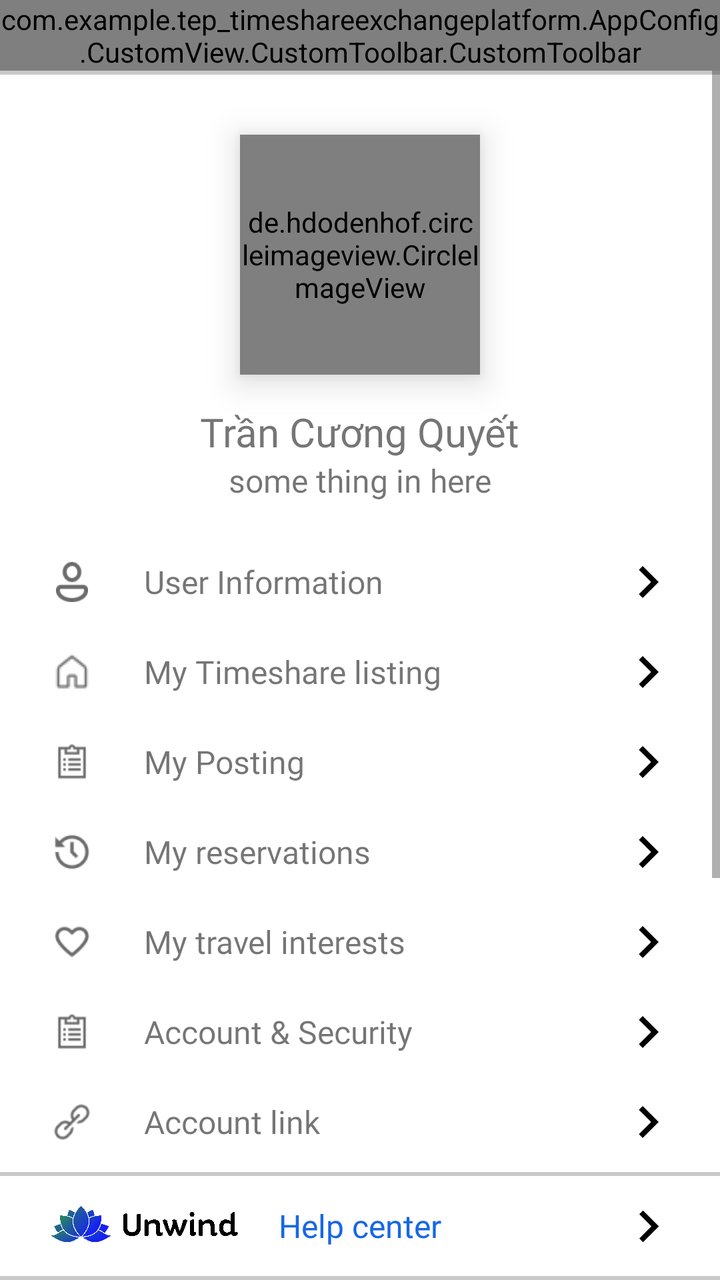
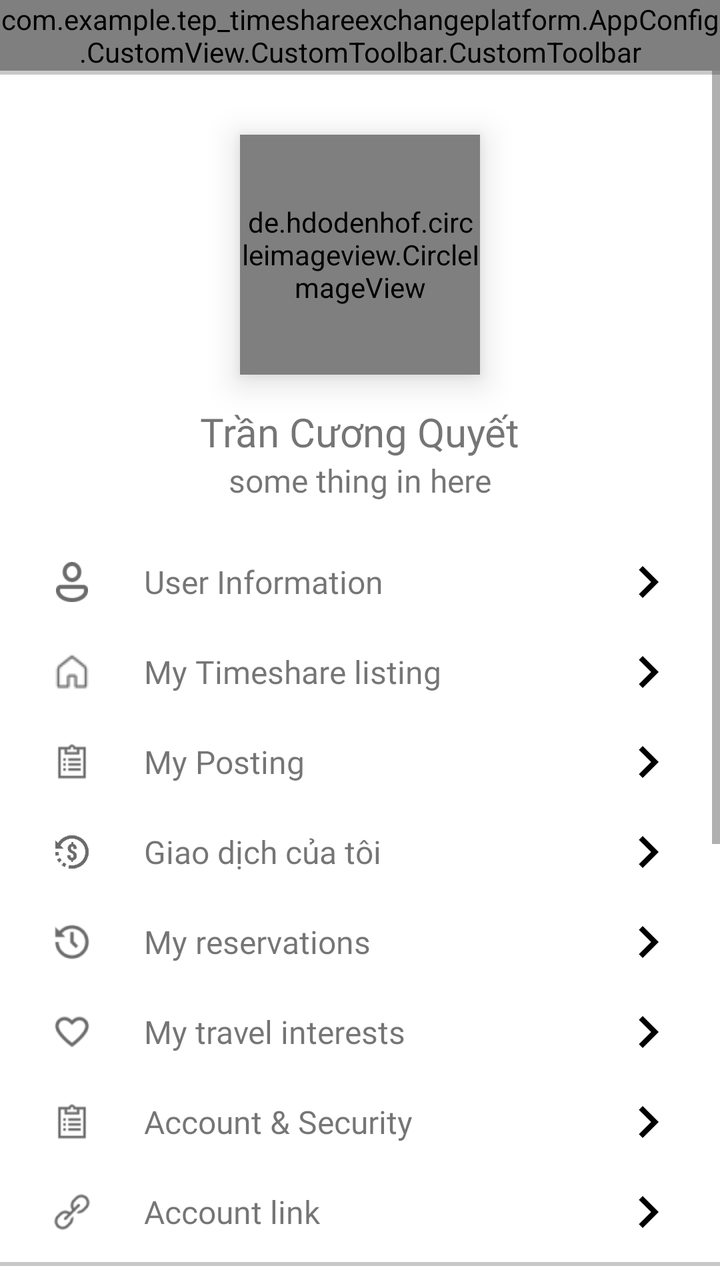

Compare the two renders of this Android layout. The source of the first and the diff that turns it into the second are given below.
<!-- AndroidManifest.xml: application theme Base.Theme.TEPTimeshareExchangePlatform -->
<!-- res/layout/fragment_account.xml -->
<?xml version="1.0" encoding="utf-8"?>
<androidx.constraintlayout.widget.ConstraintLayout
    xmlns:android="http://schemas.android.com/apk/res/android"
    xmlns:app="http://schemas.android.com/apk/res-auto"
    xmlns:tools="http://schemas.android.com/tools"
    android:layout_width="match_parent"
    android:layout_height="match_parent"
    android:gravity="center"
    android:orientation="vertical"
    tools:context=".UI.Activity.MainActivity.Fragment.AccountFragment.AccountFragment">

    
    <com.example.tep_timeshareexchangeplatform.AppConfig.CustomView.CustomToolbar.CustomToolbar
        android:id="@+id/toolblarCustome"
        android:layout_width="match_parent"
        android:layout_height="wrap_content"
        android:background="@color/white"
        android:title="@string/profile_title"
        app:layout_constraintEnd_toEndOf="parent"
        app:layout_constraintHorizontal_bias="0.0"
        app:layout_constraintStart_toStartOf="parent"
        app:layout_constraintTop_toTopOf="parent"
        app:showEndIcon="false"
        app:showShadow="false"
        app:showStartIcon="false"
        app:showStartText="false" />

    <ScrollView
        android:layout_width="match_parent"
        android:layout_height="wrap_content"
        android:fillViewport="true"
        app:layout_constraintEnd_toEndOf="parent"
        app:layout_constraintStart_toStartOf="parent"
        app:layout_constraintTop_toBottomOf="@+id/toolblarCustome">

        <LinearLayout
            android:layout_width="match_parent"
            android:layout_height="wrap_content"
            android:gravity="center"
            android:background="@color/primary_background"
            android:orientation="vertical">

            

            
            <LinearLayout
                android:layout_width="match_parent"
                android:layout_height="wrap_content"
                android:layout_marginTop="2dp"
                android:background="@color/white"
                android:gravity="center"
                android:orientation="vertical">
                
                <de.hdodenhof.circleimageview.CircleImageView
                    android:id="@+id/iv_user_avt"
                    android:layout_width="120dp"
                    android:layout_height="120dp"
                    android:layout_marginTop="30dp"
                    android:src="@drawable/ic_user_default_avt"
                    android:translationZ="10dp"
                    app:layout_constraintBottom_toBottomOf="parent"
                    app:layout_constraintEnd_toEndOf="parent"
                    app:layout_constraintStart_toStartOf="parent"
                    app:layout_constraintTop_toTopOf="parent"
                    app:layout_constraintVertical_bias="0.151"
                    app:shapeAppearance="@style/ShapeAppearance.Material3.Corner.Full" />

                
                <TextView
                    android:id="@+id/tv_user_name"
                    android:layout_width="wrap_content"
                    android:layout_height="wrap_content"
                    android:layout_marginTop="15dp"
                    android:fontFamily="@font/inter_extrabold"
                    android:text="Trần Cương Quyết"
                    android:textSize="20dp" />

                <TextView
                    android:id="@+id/tv_user_email"
                    android:layout_width="wrap_content"
                    android:layout_height="wrap_content"
                    android:fontFamily="@font/inter_light"
                    android:text="some thing in here"
                    android:textSize="16dp" />

                
                <LinearLayout
                    android:layout_width="match_parent"
                    android:layout_height="wrap_content"
                    android:layout_marginTop="20dp"
                    android:orientation="vertical"
                    android:paddingStart="20dp"
                    android:paddingEnd="20dp">

                    
                    <LinearLayout
                        android:layout_width="match_parent"
                        android:layout_height="40dp"
                        android:layout_marginBottom="5dp"
                        android:orientation="horizontal"
                        android:weightSum="10">

                        <ImageView
                            android:layout_width="0dp"
                            android:layout_height="20dp"
                            android:layout_gravity="left|center"
                            android:layout_weight="1"
                            android:src="@drawable/ic_profile_person" />

                        <TextView
                            android:layout_width="0dp"
                            android:layout_height="wrap_content"
                            android:layout_gravity="left|center"
                            android:layout_weight="8"
                            android:fontFamily="@font/inter_semibold"
                            android:paddingStart="20dp"
                            android:text="@string/my_profile"
                            android:textSize="16dp" />

                        <ImageView
                            android:layout_width="0dp"
                            android:layout_height="match_parent"
                            android:layout_gravity="left|center"
                            android:layout_weight="1"
                            android:src="@drawable/baseline_navigate_next_24_black" />


                    </LinearLayout>

                    
                    <LinearLayout
                        android:layout_width="match_parent"
                        android:layout_height="40dp"
                        android:orientation="horizontal"
                        android:layout_marginBottom="5dp"
                        android:weightSum="10">

                        <ImageView
                            android:layout_width="0dp"
                            android:layout_height="20dp"
                            android:layout_gravity="left|center"
                            android:layout_weight="1"
                            android:src="@drawable/ic_profile_home" />

                        <TextView
                            android:layout_width="0dp"
                            android:layout_height="wrap_content"
                            android:layout_gravity="left|center"
                            android:layout_weight="8"
                            android:fontFamily="@font/inter_semibold"
                            android:paddingStart="20dp"
                            android:text="@string/my_timeshare"
                            android:textSize="16dp" />

                        <ImageView
                            android:layout_width="0dp"
                            android:layout_height="match_parent"
                            android:layout_gravity="left|center"
                            android:layout_weight="1"
                            android:src="@drawable/baseline_navigate_next_24_black" />

                    </LinearLayout>

                    
                    <LinearLayout
                        android:id="@+id/ll_my_posting"
                        android:layout_width="match_parent"
                        android:layout_height="40dp"
                        android:layout_marginBottom="5dp"
                        android:orientation="horizontal"
                        android:weightSum="10">

                        <ImageView
                            android:layout_width="0dp"
                            android:layout_height="20dp"
                            android:layout_gravity="left|center"
                            android:layout_weight="1"
                            android:src="@drawable/ic_profile_my_posting" />

                        <TextView
                            android:layout_width="0dp"
                            android:layout_height="wrap_content"
                            android:layout_gravity="left|center"
                            android:layout_weight="8"
                            android:fontFamily="@font/inter_semibold"
                            android:paddingStart="20dp"
                            android:text="@string/my_posting"
                            android:textSize="16dp" />

                        <ImageView
                            android:layout_width="0dp"
                            android:layout_height="match_parent"
                            android:layout_gravity="left|center"
                            android:layout_weight="1"
                            android:src="@drawable/baseline_navigate_next_24_black" />


                    </LinearLayout>

                    
                    <LinearLayout
                        android:id="@+id/ll_my_order"
                        android:layout_width="match_parent"
                        android:layout_height="40dp"
                        android:layout_marginBottom="5dp"
                        android:orientation="horizontal"
                        android:weightSum="10">

                        <ImageView
                            android:layout_width="0dp"
                            android:layout_height="20dp"
                            android:layout_gravity="left|center"
                            android:layout_weight="1"
                            android:src="@drawable/ic_profile_my_order" />

                        <TextView
                            android:layout_width="0dp"
                            android:layout_height="wrap_content"
                            android:layout_gravity="left|center"
                            android:layout_weight="8"
                            android:fontFamily="@font/inter_semibold"
                            android:paddingStart="20dp"
                            android:text="@string/my_order"
                            android:textSize="16dp" />

                        <ImageView
                            android:layout_width="0dp"
                            android:layout_height="match_parent"
                            android:layout_gravity="left|center"
                            android:layout_weight="1"
                            android:src="@drawable/baseline_navigate_next_24_black" />


                    </LinearLayout>

                    
                    <LinearLayout
                        android:layout_width="match_parent"
                        android:layout_height="40dp"
                        android:layout_marginBottom="5dp"
                        android:orientation="horizontal"
                        android:weightSum="10">

                        <ImageView
                            android:layout_width="0dp"
                            android:layout_height="20dp"
                            android:layout_gravity="left|center"
                            android:layout_weight="1"
                            android:src="@drawable/ic_my_favourite" />

                        <TextView
                            android:layout_width="0dp"
                            android:layout_height="wrap_content"
                            android:layout_gravity="left|center"
                            android:layout_weight="8"
                            android:fontFamily="@font/inter_semibold"
                            android:paddingStart="20dp"
                            android:text="@string/my_favorite"
                            android:textSize="16dp" />

                        <ImageView
                            android:layout_width="0dp"
                            android:layout_height="match_parent"
                            android:layout_gravity="left|center"
                            android:layout_weight="1"
                            android:src="@drawable/baseline_navigate_next_24_black" />


                    </LinearLayout>

                    
                    <LinearLayout
                        android:layout_width="match_parent"
                        android:layout_height="40dp"
                        android:layout_marginBottom="5dp"
                        android:orientation="horizontal"
                        android:weightSum="10">

                        <ImageView
                            android:layout_width="0dp"
                            android:layout_height="20dp"
                            android:layout_gravity="left|center"
                            android:layout_weight="1"
                            android:src="@drawable/ic_profile_my_posting" />

                        <TextView
                            android:layout_width="0dp"
                            android:layout_height="wrap_content"
                            android:layout_gravity="left|center"
                            android:layout_weight="8"
                            android:fontFamily="@font/inter_semibold"
                            android:paddingStart="20dp"
                            android:text="@string/my_account_security"
                            android:textSize="16dp" />

                        <ImageView
                            android:layout_width="0dp"
                            android:layout_height="match_parent"
                            android:layout_gravity="left|center"
                            android:layout_weight="1"
                            android:src="@drawable/baseline_navigate_next_24_black" />


                    </LinearLayout>

                    
                    <LinearLayout
                        android:layout_width="match_parent"
                        android:layout_height="40dp"
                        android:layout_marginBottom="5dp"
                        android:orientation="horizontal"
                        android:weightSum="10">

                        <ImageView
                            android:layout_width="0dp"
                            android:layout_height="20dp"
                            android:layout_gravity="left|center"
                            android:layout_weight="1"
                            android:src="@drawable/ic_profile_link_account" />

                        <TextView
                            android:layout_width="0dp"
                            android:layout_height="wrap_content"
                            android:layout_gravity="left|center"
                            android:layout_weight="8"
                            android:fontFamily="@font/inter_semibold"
                            android:paddingStart="20dp"
                            android:text="@string/my_account_link"
                            android:textSize="16dp" />

                        <ImageView
                            android:layout_width="0dp"
                            android:layout_height="match_parent"
                            android:layout_gravity="left|center"
                            android:layout_weight="1"
                            android:src="@drawable/baseline_navigate_next_24_black" />


                    </LinearLayout>


                </LinearLayout>
            </LinearLayout>

            <LinearLayout
                android:id="@+id/ll_help_center"
                android:layout_width="match_parent"
                android:layout_height="50dp"
                android:background="@color/white"
                android:paddingStart="20dp"
                android:paddingEnd="20dp"
                android:gravity="center"
                android:layout_marginTop="2dp">


                
                <LinearLayout
                    android:layout_width="match_parent"
                    android:layout_height="match_parent"
                    android:orientation="horizontal"
                    android:weightSum="10">

                    <ImageView
                        android:layout_width="0dp"
                        android:layout_height="50dp"
                        android:layout_weight="3"
                        android:layout_marginStart="5dp"
                        android:layout_gravity="left|center"
                        android:src="@drawable/logo_unwind_horizontal"/>

                    <TextView
                        android:layout_width="0dp"
                        android:layout_height="wrap_content"
                        android:paddingStart="20dp"
                        android:layout_gravity="left|center"
                        android:text="@string/help_center"
                        android:layout_weight="6"
                        android:textColor="@color/blue_btn_search"
                        android:fontFamily="@font/inter_extrabold"
                        android:textSize="16dp"
                        />

                    <ImageView
                        android:layout_width="0dp"
                        android:layout_height="match_parent"
                        android:layout_weight="1"
                        android:layout_gravity="left|center"
                        android:src="@drawable/baseline_navigate_next_24_black"/>




                </LinearLayout>

            </LinearLayout>

            
            <LinearLayout
                android:layout_marginTop="2dp"
                android:background="@color/white"
                android:layout_width="match_parent"
                android:paddingStart="20dp"
                android:paddingEnd="20dp"
                android:paddingTop="10dp"
                android:orientation="vertical"
                android:layout_height="wrap_content">

                
                <LinearLayout
                    android:layout_width="match_parent"
                    android:layout_height="40dp"
                    android:layout_marginBottom="5dp"
                    android:orientation="horizontal"
                    android:weightSum="10">

                    <ImageView
                        android:layout_width="0dp"
                        android:layout_height="20dp"
                        android:layout_weight="1"
                        android:layout_gravity="left|center"
                        android:src="@drawable/ic_info"/>

                    <TextView
                        android:layout_width="0dp"
                        android:layout_height="wrap_content"
                        android:layout_weight="8"
                        android:paddingStart="20dp"
                        android:layout_gravity="left|center"
                        android:text="@string/version"
                        android:fontFamily="@font/inter_semibold"
                        android:textSize="16dp"
                        />

                    <ImageView
                        android:layout_width="0dp"
                        android:layout_height="match_parent"
                        android:layout_weight="1"
                        android:layout_gravity="left|center"
                        android:src="@drawable/baseline_navigate_next_24_black"/>




                </LinearLayout>

                
                <LinearLayout
                    android:layout_width="match_parent"
                    android:layout_height="40dp"
                    android:layout_marginBottom="5dp"
                    android:orientation="horizontal"
                    android:weightSum="10">

                    <ImageView
                        android:layout_width="0dp"
                        android:layout_height="20dp"
                        android:layout_weight="1"
                        android:layout_gravity="left|center"
                        android:src="@drawable/ic_info"/>

                    <TextView
                        android:layout_width="0dp"
                        android:layout_height="wrap_content"
                        android:layout_weight="8"
                        android:paddingStart="20dp"
                        android:layout_gravity="left|center"
                        android:text="@string/term_policy"
                        android:fontFamily="@font/inter_semibold"
                        android:textSize="16dp"
                        />

                    <ImageView
                        android:layout_width="0dp"
                        android:layout_height="match_parent"
                        android:layout_weight="1"
                        android:layout_gravity="left|center"
                        android:src="@drawable/baseline_navigate_next_24_black"/>




                </LinearLayout>

                
                <LinearLayout
                    android:layout_width="match_parent"
                    android:layout_height="40dp"
                    android:layout_marginBottom="5dp"
                    android:orientation="horizontal"
                    android:weightSum="10">

                    <ImageView
                        android:layout_width="0dp"
                        android:layout_height="20dp"
                        android:layout_weight="1"
                        android:layout_gravity="left|center"
                        android:src="@drawable/ic_privacy_polices"/>

                    <TextView
                        android:layout_width="0dp"
                        android:layout_height="wrap_content"
                        android:layout_weight="8"
                        android:paddingStart="20dp"
                        android:layout_gravity="left|center"
                        android:text="@string/privacy_policy"
                        android:fontFamily="@font/inter_semibold"
                        android:textSize="16dp"
                        />
                    <ImageView
                        android:layout_width="0dp"
                        android:layout_height="match_parent"
                        android:layout_weight="1"
                        android:layout_gravity="left|center"
                        android:src="@drawable/baseline_navigate_next_24_black"/>




                </LinearLayout>

                
                <LinearLayout
                    android:id="@+id/ll_setting_lang"
                    android:layout_width="match_parent"
                    android:layout_height="40dp"
                    android:layout_marginBottom="5dp"
                    android:orientation="horizontal"
                    android:weightSum="10">

                    <ImageView
                        android:layout_width="0dp"
                        android:layout_height="20dp"
                        android:layout_weight="1"
                        android:layout_gravity="left|center"
                        android:src="@drawable/ic_lang_setting"/>

                    <TextView
                        android:layout_width="0dp"
                        android:layout_height="wrap_content"
                        android:layout_weight="8"
                        android:paddingStart="20dp"
                        android:layout_gravity="left|center"
                        android:text="@string/setting"
                        android:fontFamily="@font/inter_semibold"
                        android:textSize="16dp"
                        />
                    <ImageView
                        android:layout_width="0dp"
                        android:layout_height="match_parent"
                        android:layout_weight="1"
                        android:layout_gravity="left|center"
                        android:src="@drawable/baseline_navigate_next_24_black"/>

                </LinearLayout>

                <androidx.appcompat.widget.AppCompatButton
                    android:id="@+id/btn_logout"
                    android:background="@drawable/ripple_effect_white"
                    android:layout_marginTop="20dp"
                    android:layout_width="match_parent"
                    android:text="@string/btn_logout"
                    android:textSize="20dp"
                    android:fontFamily="@font/inter_bold"
                    android:textColor="@color/primary_background"
                    android:layout_height="50dp"
                    android:layout_marginBottom="150dp"
                    />

            </LinearLayout>



        </LinearLayout>
    </ScrollView>
</androidx.constraintlayout.widget.ConstraintLayout>
<!-- resources referenced by this layout -->
<resources>
  <color name="blue_btn_search">#1767E4</color>
  <color name="primary_background">#C9C9C9</color>
  <color name="white">#FFFFFFFF</color>
  <!-- drawable baseline_navigate_next_24_black (drawable) -->
  <vector xmlns:android="http://schemas.android.com/apk/res/android" android:autoMirrored="true" android:height="24dp" android:tint="#000000" android:viewportHeight="24" android:viewportWidth="24" android:width="24dp">
        
      <path android:fillColor="@android:color/white" android:pathData="M10,6L8.59,7.41 13.17,12l-4.58,4.59L10,18l6,-6z"/>
      
  </vector>
  <!-- drawable ic_info: png bitmap (drawable, 1802 bytes) -->
  <!-- drawable ic_lang_setting: png bitmap (drawable, 6897 bytes) -->
  <!-- drawable ic_my_favourite: png bitmap (drawable, 1635 bytes) -->
  <!-- drawable ic_privacy_polices: png bitmap (drawable, 1222 bytes) -->
  <!-- drawable ic_profile_home: png bitmap (drawable, 571 bytes) -->
  <!-- drawable ic_profile_link_account: png bitmap (drawable, 1643 bytes) -->
  <!-- drawable ic_profile_my_order: png bitmap (drawable, 1701 bytes) -->
  <!-- drawable ic_profile_my_posting: png bitmap (drawable, 1147 bytes) -->
  <!-- drawable ic_profile_person: png bitmap (drawable, 948 bytes) -->
  <!-- drawable ic_user_default_avt: png bitmap (drawable, 53196 bytes) -->
  <!-- drawable logo_unwind_horizontal: png bitmap (drawable, 294970 bytes) -->
  <!-- drawable ripple_effect_white (drawable) -->
  <?xml version="1.0" encoding="utf-8"?>
  <ripple xmlns:android="http://schemas.android.com/apk/res/android"
      android:color="?android:attr/colorControlHighlight">
      <item>
          <shape android:shape="rectangle">
              <corners android:radius="17dp"></corners>
              <solid android:color="@color/gray_light_background"></solid>
          </shape>
      </item>
  </ripple>
  <string name="btn_logout">Logout</string>
  <string name="help_center">Help center</string>
  <string name="my_account_link">Account link</string>
  <string name="my_account_security">Account &amp; Security</string>
  <string name="my_favorite">My travel interests</string>
  <string name="my_order">My reservations</string>
  <string name="my_posting">My Posting</string>
  <string name="my_profile">User Information</string>
  <string name="my_timeshare">My Timeshare listing</string>
  <string name="privacy_policy">Privacy Policies</string>
  <string name="profile_title">User Information</string>
  <string name="setting">Setting language</string>
  <string name="term_policy">Term &amp; Policies</string>
  <string name="version">Application version </string>
  <style name="Base.Theme.TEPTimeshareExchangePlatform" parent="Theme.MaterialComponents.DayNight.NoActionBar">
          <item name="android:statusBarColor">@color/white</item>
          <item name="android:windowLightStatusBar">true</item> 
      </style>
  <color name="gray_light_background">#EDF2F6</color>
</resources>

<!-- the commit's change to res/layout/fragment_account.xml (unified diff, before → after) -->
@@ -41,8 +41,6 @@
             android:orientation="vertical">
 
             
-
-            
             <LinearLayout
                 android:layout_width="match_parent"
                 android:layout_height="wrap_content"
@@ -199,6 +197,41 @@
 
                     
                     <LinearLayout
+                        android:layout_width="match_parent"
+                        android:layout_height="40dp"
+                        android:layout_marginBottom="5dp"
+                        android:orientation="horizontal"
+                        android:weightSum="10">
+
+                        <ImageView
+                            android:layout_width="0dp"
+                            android:layout_height="20dp"
+                            android:layout_gravity="left|center"
+                            android:layout_weight="1"
+                            android:src="@drawable/ic_transaction" />
+
+                        <TextView
+                            android:layout_width="0dp"
+                            android:layout_height="wrap_content"
+                            android:layout_gravity="left|center"
+                            android:layout_weight="8"
+                            android:fontFamily="@font/inter_semibold"
+                            android:paddingStart="20dp"
+                            android:text="Giao dịch của tôi"
+                            android:textSize="16dp" />
+
+                        <ImageView
+                            android:layout_width="0dp"
+                            android:layout_height="match_parent"
+                            android:layout_gravity="left|center"
+                            android:layout_weight="1"
+                            android:src="@drawable/baseline_navigate_next_24_black" />
+
+
+                    </LinearLayout>
+
+                    
+                    <LinearLayout
                         android:id="@+id/ll_my_order"
                         android:layout_width="match_parent"
                         android:layout_height="40dp"
<!-- resource entries referenced after the edit -->
@@ -18,6 +18,7 @@
   <!-- drawable ic_profile_my_order: png bitmap (drawable, 1701 bytes) -->
   <!-- drawable ic_profile_my_posting: png bitmap (drawable, 1147 bytes) -->
   <!-- drawable ic_profile_person: png bitmap (drawable, 948 bytes) -->
+  <!-- drawable ic_transaction: png bitmap (drawable, 5569 bytes) -->
   <!-- drawable ic_user_default_avt: png bitmap (drawable, 53196 bytes) -->
   <!-- drawable logo_unwind_horizontal: png bitmap (drawable, 294970 bytes) -->
   <!-- drawable ripple_effect_white (drawable) -->
@@ -47,7 +48,8 @@
   <string name="version">Application version </string>
   <style name="Base.Theme.TEPTimeshareExchangePlatform" parent="Theme.MaterialComponents.DayNight.NoActionBar">
           <item name="android:statusBarColor">@color/white</item>
-          <item name="android:windowLightStatusBar">true</item> 
+          <item name="android:windowLightStatusBar">true
+          </item> 
       </style>
   <color name="gray_light_background">#EDF2F6</color>
 </resources>
